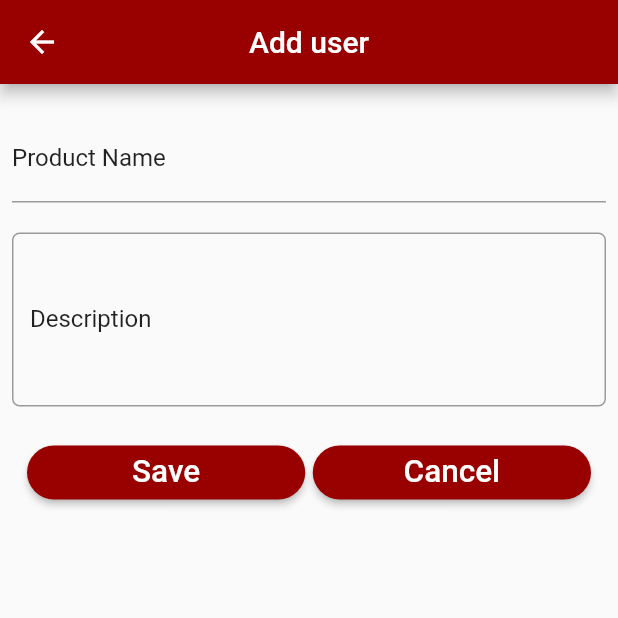
After one commit to occn8/Inventory-umu, a Flutter app: the UsersP screen opened by its route, after a tap on "Add", on a phone screen of 412 x 824 dp, the top half of it. The commit adds this screen. Run offline on Flutter 3.47's test engine with Material 2 defaults, Android fonts, the phone set to English and light mode, and no system bars; our stand-ins replace sqflite; missing offline and left inert: dart:ffi; accounts and stored records are empty.

Commit message:
users b/ db issues

```diff
--- a/lib/main.dart
+++ b/lib/main.dart
@@ -1,5 +1,6 @@
 import 'package:curve4/screens/Users.dart';
 import 'package:curve4/screens/home.dart';
+import 'package:curve4/screens/login.dart';
 import 'package:curve4/screens/report.dart';
 import 'package:flutter/material.dart';
 
@@ -18,7 +19,7 @@ class MyApp extends StatelessWidget {
       home: InvMgt(),
       routes: {
         '/reports': (context) => Report(),
-        '/users': (context) => Users(),
+        '/users': (context) => UsersP(),
       },
     );
   }
--- a/lib/models/users.dart
+++ b/lib/models/users.dart
@@ -8,16 +8,16 @@ class Users {
   Users.withId(this._id, this._name, [this._password]);
 
   int get id => _id;
-  String get title => _name;
-  String get description => _password;
+  String get name => _name;
+  String get password => _password;
 
-  set title(String newTitle) {
+  set name(String newTitle) {
     if (newTitle.length <= 255) {
       this._name = newTitle;
     }
   }
 
-  set description(String newDescription) {
+  set password(String newDescription) {
     if (newDescription.length <= 255) {
       this._password = newDescription;
     }
--- a/lib/screens/Users.dart
+++ b/lib/screens/Users.dart
@@ -1,19 +1,19 @@
 import 'dart:ffi';
-import 'package:curve4/models/users.dart';
 import 'package:flutter/material.dart';
 import 'package:sqflite/sqflite.dart';
-import '../models/products.dart';
 import '../utils/dbhelper.dart';
+import '../models/users.dart';
 import 'dart:async';
-import 'package:sqflite/sqflite.dart';
 
-class Users extends StatefulWidget {
+import 'useradd.dart';
+
+class UsersP extends StatefulWidget {
   @override
   _UsersState createState() => _UsersState();
 }
 
-class _UsersState extends State<Users> {
- DataBaseHelper dataBaseHelper = DataBaseHelper();
+class _UsersState extends State<UsersP> {
+  DataBaseHelper dataBaseHelper2 = DataBaseHelper();
   List<Users> userList;
   int count = 0;
 
@@ -21,7 +21,7 @@ class _UsersState extends State<Users> {
   Widget build(BuildContext context) {
     if (userList == null) {
       userList = List<Users>();
-      // updateUserListView();
+      updateUserListView();
     }
 
     return SafeArea(
@@ -31,6 +31,15 @@ class _UsersState extends State<Users> {
           centerTitle: true,
         ),
         body: getUserListView(),
+        floatingActionButton: FloatingActionButton.extended(
+          onPressed: () {
+            navigateToDetail(Users('', ''), 'Add user');
+          },
+          label: Text("Add"),
+          icon: Icon(Icons.add),
+          backgroundColor: Theme.of(context).accentColor,
+          elevation: 4,
+        ),
       ),
     );
   }
@@ -51,21 +60,55 @@ class _UsersState extends State<Users> {
                 ),
                 backgroundColor: Colors.white,
               ),
-              title: Text('textx',
-                // this.productList[position].title,
+              title: Text(
+                this.userList[position].name,
                 style: titleStyle,
               ),
-              subtitle: Text('textx',
-                // this.productList[position].date,
+              subtitle: Text(
+                this.userList[position].password,
                 style: TextStyle(fontSize: 11),
               ),
               trailing: GestureDetector(
-                  // onTap: () => _delete(context, productList[position]),
+                  onTap: () => _delete(context, userList[position]),
                   child: Icon(Icons.delete, color: Colors.grey)),
-
             ),
           );
         });
   }
 
+  void _delete(BuildContext context, Users user) async {
+    int result = await dataBaseHelper2.deleteNote(user.id);
+    if (result != 0) {
+      _showSnackBar(context, 'Item deleted successfully');
+      updateUserListView();
+    }
+  }
+
+  Void _showSnackBar(BuildContext context, String message) {
+    final snackBar = SnackBar(content: Text(message));
+    Scaffold.of(context).showSnackBar(snackBar);
+  }
+
+  void navigateToDetail(Users user, String name) async {
+    bool result =
+        await Navigator.push(context, MaterialPageRoute(builder: (context) {
+      return UserDetails(user, name);
+    }));
+    if (result == true) {
+      updateUserListView();
+    }
+  }
+
+  void updateUserListView() {
+    final Future<Database> DbFuture = dataBaseHelper2.initializeDatabase();
+    DbFuture.then((database) {
+      Future<List<Users>> userListFuture = dataBaseHelper2.getUserList();
+      userListFuture.then((userList) {
+        setState(() {
+          this.userList = userList;
+          this.count = userList.length;
+        });
+      });
+    });
+  }
 }
--- /dev/null
+++ b/lib/screens/useradd.dart
@@ -0,0 +1,188 @@
+
+import '../models/users.dart';
+import 'package:flutter/material.dart';
+import '../utils/dbhelper.dart';
+
+class UserDetails extends StatefulWidget {
+  final String appBarTitle;
+  final Users user;
+  UserDetails(this.user, this.appBarTitle);
+  @override
+  _UserDetailsState createState() =>
+      _UserDetailsState(this.appBarTitle, this.user);
+}
+
+class _UserDetailsState extends State<UserDetails> {
+  DataBaseHelper helper2 = DataBaseHelper();
+
+  String appBarTitle;
+  Users user;
+  _UserDetailsState(this.appBarTitle, this.user);
+
+  TextEditingController nameController = TextEditingController();
+  TextEditingController passwordController = TextEditingController();
+
+  @override
+  Widget build(BuildContext context) {
+    TextStyle textStyle = Theme.of(context).textTheme.subhead;
+    nameController.text = user.name;
+    passwordController.text = user.password;
+
+    return WillPopScope(
+      onWillPop: () {
+        moveToLastScreen();
+      },
+      child: GestureDetector(
+        onTap: () => FocusScope.of(context).unfocus(),
+        child: Scaffold(
+          appBar: AppBar(
+            title: Text(appBarTitle),
+            centerTitle: true,
+            leading: IconButton(
+                icon: Icon(Icons.arrow_back),
+                onPressed: () {
+                  moveToLastScreen();
+                }),
+          ),
+          body: Padding(
+            padding: const EdgeInsets.only(left: 8.0, right: 8, top: 10),
+            child: ListView(
+              children: <Widget>[
+
+                Padding(
+                  padding: EdgeInsets.symmetric(vertical: 10),
+                  child: TextField(
+                    controller: nameController,
+                    style: textStyle,
+                    onChanged: (value) {
+                      updateName();
+                    },
+                    decoration: InputDecoration(
+                      labelText: 'Product Name',
+                      labelStyle: textStyle,
+                      // border: OutlineInputBorder(
+                      //     borderRadius: BorderRadius.circular(5)),
+                    ),
+                  ),
+                ),
+                Padding(
+                  padding: EdgeInsets.symmetric(vertical: 10),
+                  child: TextField(
+                    maxLines: 4,
+                    controller: passwordController,
+                    style: textStyle,
+                    onChanged: (value) {
+                      updatePassword();
+                    },
+                    decoration: InputDecoration(
+                      labelText: 'Description',
+                      labelStyle: textStyle,
+                      border: OutlineInputBorder(
+                          borderRadius: BorderRadius.circular(5)),
+                    ),
+                  ),
+                ),
+                Padding(
+                    padding: EdgeInsets.symmetric(vertical: 10, horizontal: 10),
+                    child: Row(
+                      children: <Widget>[
+                        Expanded(
+                          child: RaisedButton(
+                              shape: RoundedRectangleBorder(
+                                  borderRadius: BorderRadius.circular(20)),
+                              color: Theme.of(context).primaryColor,
+                              child: Text(
+                                'Save',
+                                style: TextStyle(color: Colors.white),
+                                textScaleFactor: 1.5,
+                              ),
+                              onPressed: () {
+                                setState(() {
+                                  _save();
+                                  print(passwordController);
+                                });
+                              }),
+                        ),
+                        SizedBox(width: 5),
+                        Expanded(
+                          child: RaisedButton(
+                              shape: RoundedRectangleBorder(
+                                  borderRadius: BorderRadius.circular(20)),
+                              color: Theme.of(context).primaryColor,
+                              child: Text(
+                                'Cancel',
+                                style: TextStyle(color: Colors.white),
+                                textScaleFactor: 1.5,
+                              ),
+                              onPressed: () {
+                                setState(() {
+                                  moveToLastScreen();
+                                });
+                              }),
+                        )
+                      ],
+                    )),
+              ],
+            ),
+          ),
+        ),
+      ),
+    );
+  }
+
+  void moveToLastScreen() {
+    Navigator.pop(context, true);
+  }
+
+
+  void updateName() {
+    user.name = nameController.text;
+  }
+
+  void updatePassword() {
+    user.password = passwordController.text;
+  }
+
+  void _save() async {
+    moveToLastScreen();
+    int result;
+    if (user.id != null) {
+      result = await helper2.updateUser(user);
+    } else {
+      result = await helper2.insertUser(user);
+    }
+    if (result != 0) {
+      _showSnackBar(context, 'Saved successfully');
+    } else {
+      _showSnackBar(context, 'problem saveing');
+    }
+  }
+
+  _showSnackBar(BuildContext context, String message) {
+    final snackBar = SnackBar(content: Text(message));
+    Scaffold.of(context).showSnackBar(snackBar);
+  }
+
+  void _delete() async {
+    moveToLastScreen();
+
+    if (user.id != null) {
+      _showAlartDialog('status', 'no product  deleted');
+      return;
+    }
+    int result = await helper2.deleteNote(user.id);
+    if (result != 0) {
+      _showAlartDialog('status', 'product deleted successfully');
+    } else {
+      _showAlartDialog('status', 'Error occured deleting product');
+    }
+  }
+
+  void _showAlartDialog(String title, String message) {
+    AlertDialog alartDialog = AlertDialog(
+      title: Text(title),
+      content: Text(message),
+    );
+    showDialog(context: context, builder: (_) => alartDialog);
+  }
+}
--- a/lib/utils/dbhelper.dart
+++ b/lib/utils/dbhelper.dart
@@ -47,10 +47,8 @@ class DataBaseHelper {
 
   void _createDb(Database db, int newVersion) async {
     await db.execute(
-      'CREATE TABLE $productTable($colId INTEGER PRIMARY KEY AUTOINCREMENT, $colTitle TEXT,$colDescription TEXT, $colPriority INTEGER, $colDate Text)',
-    );
-    await db.execute(
-      'CREATE TABLE $userTable($usrId INTEGER PRIMARY KEY AUTOINCREMENT, $usrName TEXT,$usrPassword TEXT',
+      // 'CREATE TABLE $productTable($colId INTEGER PRIMARY KEY AUTOINCREMENT, $colTitle TEXT,$colDescription TEXT, $colPriority INTEGER, $colDate Text)'
+      'CREATE TABLE $userTable($usrId INTEGER PRIMARY KEY AUTOINCREMENT, $usrName TEXT,$usrPassword TEXT)',
     );
   }
 
```
